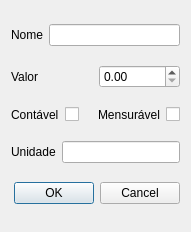
Above: ui/item.ui from vazerick/futuro before the change. Below: the same form after it.
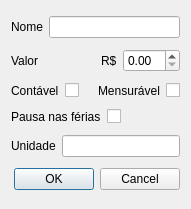
That is the form after the change.

Commit message: Sistema de pausa nas férias

What changed in the file:
```diff
--- a/ui/item.ui
+++ b/ui/item.ui
@@ -7,7 +7,7 @@
     <x>0</x>
     <y>0</y>
     <width>191</width>
-    <height>232</height>
+    <height>209</height>
    </rect>
   </property>
   <property name="windowTitle">
@@ -37,6 +37,26 @@
        </property>
       </widget>
      </item>
+     <item>
+      <spacer name="horizontalSpacer">
+       <property name="orientation">
+        <enum>Qt::Horizontal</enum>
+       </property>
+       <property name="sizeHint" stdset="0">
+        <size>
+         <width>40</width>
+         <height>20</height>
+        </size>
+       </property>
+      </spacer>
+     </item>
+     <item>
+      <widget class="QLabel" name="label">
+       <property name="text">
+        <string>R$</string>
+       </property>
+      </widget>
+     </item>
      <item>
       <widget class="QDoubleSpinBox" name="valorDoubleSpinBox"/>
      </item>
@@ -74,6 +94,24 @@
      </item>
     </layout>
    </item>
+   <item>
+    <layout class="QHBoxLayout" name="horizontalLayout_7">
+     <item>
+      <layout class="QHBoxLayout" name="horizontalLayout_8">
+       <item>
+        <widget class="QLabel" name="pausaNasFRiasLabel">
+         <property name="text">
+          <string>Pausa nas férias</string>
+         </property>
+        </widget>
+       </item>
+       <item>
+        <widget class="QCheckBox" name="pausaCheckBox"/>
+       </item>
+      </layout>
+     </item>
+    </layout>
+   </item>
    <item>
     <layout class="QHBoxLayout" name="horizontalLayout_6">
      <item>
```
The commit also changes 8 other files.
